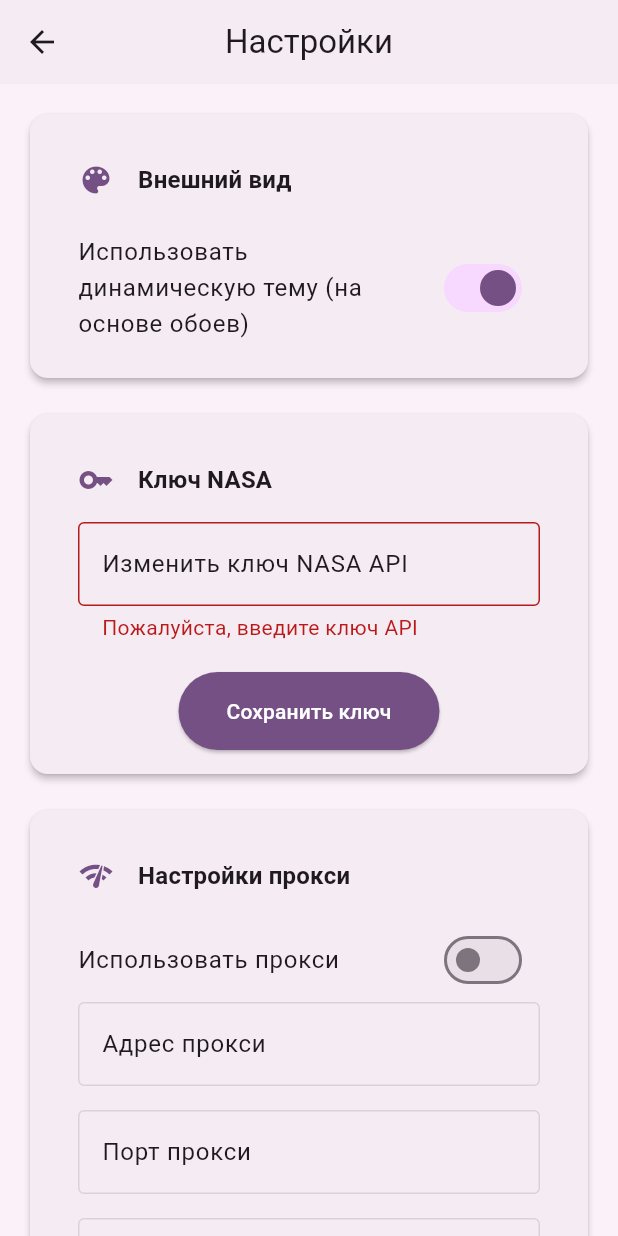
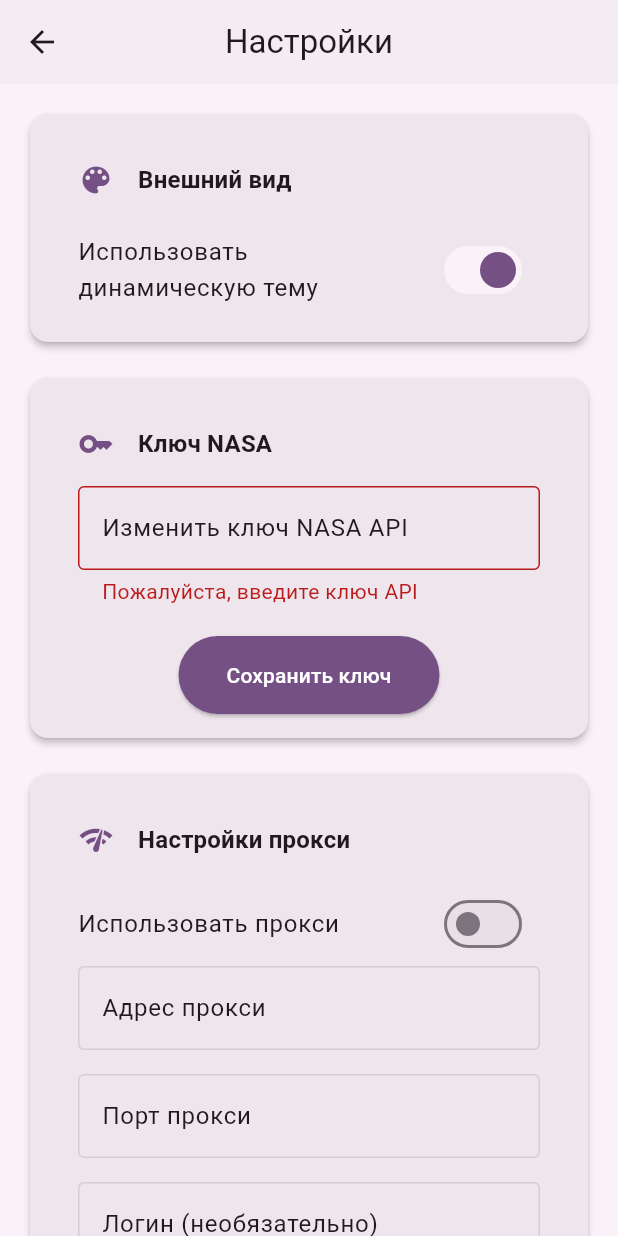
Before and after one commit to Jasternaut/Tomahawk-Space, a Flutter app: the SettingsScreen screen opened directly, after a tap on "Сохранить ключ", on a phone screen of 412 x 824 dp. Run offline on Flutter 3.47's test engine with Material 3 defaults, Android fonts, the phone set to English and light mode, and no system bars; drawn by our look-alikes of dynamic_color; our stand-ins replace cached_network_image, flutter_secure_storage, hive, hive_flutter, shared_preferences; accounts and stored records are empty; generated files the repository leaves out were written again; network calls fail.

Commit message:
[Upd] Улучшение User Experience
Сейчас изменена логика загрузки при открытии приложения, оптимизирована система автоматической загрузки для сокращения количества запросов к NASA API, обновлены зависимости проекта. Дизайн настроек пока не готов и нуждается в правках цветов

```diff
--- /dev/null
+++ b/devtools_options.yaml
@@ -0,0 +1,3 @@
+description: This file stores settings for Dart & Flutter DevTools.
+documentation: https://docs.flutter.dev/tools/devtools/extensions#configure-extension-enablement-states
+extensions:
--- a/lib/overlay.dart
+++ b/lib/overlay.dart
@@ -3,7 +3,6 @@ import 'package:flutter/material.dart';
 void showCustomNotification(BuildContext context, String message) {
   final theme = Theme.of(context);
   final colorScheme = theme.colorScheme;
-  final textTheme = theme.textTheme;
 
   final AnimationController controller = AnimationController(
     duration: const Duration(milliseconds: 300),
@@ -50,7 +49,7 @@ void showCustomNotification(BuildContext context, String message) {
                         borderRadius: BorderRadius.circular(16.0),
                         boxShadow: [
                           BoxShadow(
-                            color: colorScheme.shadow.withOpacity(0.2),
+                            color: colorScheme.shadow.withValues(alpha: 0.2),
                             blurRadius: 10.0,
                             spreadRadius: 1.0,
                             offset: const Offset(0, 4),
--- a/lib/settings_screen.dart
+++ b/lib/settings_screen.dart
@@ -18,7 +18,7 @@ class SettingsScreen extends StatefulWidget {
     final prefs = await SharedPreferences.getInstance();
     final colorValue =
         prefs.getInt('selected_color') ??
-        const Color.fromARGB(255, 146, 39, 196).value;
+        const Color.fromARGB(255, 146, 39, 196).toARGB32(); // value
     selectedColor.value = Color(colorValue);
   }
 
@@ -39,7 +39,11 @@ class SettingsScreen extends StatefulWidget {
   State<SettingsScreen> createState() => _SettingsScreenState();
 }
 
-class _SettingsScreenState extends State<SettingsScreen> {
+class _SettingsScreenState extends State<SettingsScreen> with AutomaticKeepAliveClientMixin {
+
+  @override
+  bool get wantKeepAlive => true;
+
   final TextEditingController _apiKeyController = TextEditingController();
   final TextEditingController _proxyAddressController = TextEditingController();
   final TextEditingController _proxyPortController = TextEditingController();
@@ -197,7 +201,7 @@ class _SettingsScreenState extends State<SettingsScreen> {
   // Сохранение настроек прокси в SharedPreferences
   Future<void> _saveSelectedColor(Color color, Brightness brightness) async {
     final prefs = await SharedPreferences.getInstance();
-    await prefs.setInt('selected_color', color.value);
+    await prefs.setInt('selected_color', color.toARGB32()); // value
     await prefs.setString(
       'theme_brightness',
       brightness == Brightness.light ? 'light' : 'dark',
@@ -224,6 +228,7 @@ class _SettingsScreenState extends State<SettingsScreen> {
 
   @override
   Widget build(BuildContext context) {
+    super.build(context);
     final theme = Theme.of(context);
     final colorScheme = theme.colorScheme;
     final textTheme = theme.textTheme;
@@ -244,7 +249,7 @@ class _SettingsScreenState extends State<SettingsScreen> {
           // Раздел "Внешний вид"
           Card(
             elevation: 2,
-            color: colorScheme.surfaceContainer,
+            color: colorScheme.surfaceContainerHigh,
             shape: RoundedRectangleBorder(
               borderRadius: BorderRadius.circular(12.0),
             ),
@@ -265,7 +270,7 @@ class _SettingsScreenState extends State<SettingsScreen> {
                   ),
                   ListTile(
                     title: Text(
-                      'Использовать динамическую тему (на основе обоев)',
+                      'Использовать динамическую тему',
                       style: textTheme.bodyLarge?.copyWith(
                         color: colorScheme.onSurface,
                       ),
@@ -279,8 +284,8 @@ class _SettingsScreenState extends State<SettingsScreen> {
                             HapticFeedback.lightImpact();
                             _saveDynamicThemePreference(newValue);
                           },
-                          activeColor: colorScheme.primary,
-                          activeTrackColor: colorScheme.primaryContainer,
+                          activeThumbColor: colorScheme.primary,
+                          activeTrackColor: colorScheme.surfaceContainerLow
                         );
                       },
                     ),
@@ -380,7 +385,7 @@ class _SettingsScreenState extends State<SettingsScreen> {
           // Раздел "Ключ NASA"
           Card(
             elevation: 2,
-            color: colorScheme.surfaceContainer,
+            color: colorScheme.surfaceContainerHigh,
             shape: RoundedRectangleBorder(
               borderRadius: BorderRadius.circular(12.0),
             ),
@@ -447,7 +452,7 @@ class _SettingsScreenState extends State<SettingsScreen> {
           // Раздел "Настройки прокси"
           Card(
             elevation: 2,
-            color: colorScheme.surfaceContainer,
+            color: colorScheme.surfaceContainerHigh,
             shape: RoundedRectangleBorder(
               borderRadius: BorderRadius.circular(12.0),
             ),
@@ -482,8 +487,8 @@ class _SettingsScreenState extends State<SettingsScreen> {
                         HapticFeedback.lightImpact();
                         _saveProxySwitch(newValue);
                       },
-                      activeColor: colorScheme.primary,
-                      activeTrackColor: colorScheme.primaryContainer,
+                      activeThumbColor: colorScheme.primary,
+                      activeTrackColor: colorScheme.surfaceContainerLow,
                     ),
                   ),
                   Padding(
@@ -579,10 +584,10 @@ class _SettingsScreenState extends State<SettingsScreen> {
                       style: ElevatedButton.styleFrom(
                         backgroundColor: _useProxy
                             ? colorScheme.primary
-                            : colorScheme.onSurface.withOpacity(0.12),
+                            : colorScheme.onSurface.withValues(alpha: 0.12),
                         foregroundColor: _useProxy
                             ? colorScheme.onPrimary
-                            : colorScheme.onSurface.withOpacity(0.38),
+                            : colorScheme.onSurface.withValues(alpha: 0.38),
                         padding: const EdgeInsets.symmetric(
                           vertical: 16.0,
                           horizontal: 32.0,
@@ -593,7 +598,7 @@ class _SettingsScreenState extends State<SettingsScreen> {
                         style: textTheme.labelLarge?.copyWith(
                           color: _useProxy
                               ? colorScheme.onPrimary
-                              : colorScheme.onSurface.withOpacity(0.38),
+                              : colorScheme.onSurface.withValues(alpha: 0.38),
                         ),
                       ),
                     ),
```
Also changed, not shown: lib/home_screen.dart (+35 -4 lines), lib/main.dart (+6 -3 lines), pubspec.yaml (+5 -7 lines).
